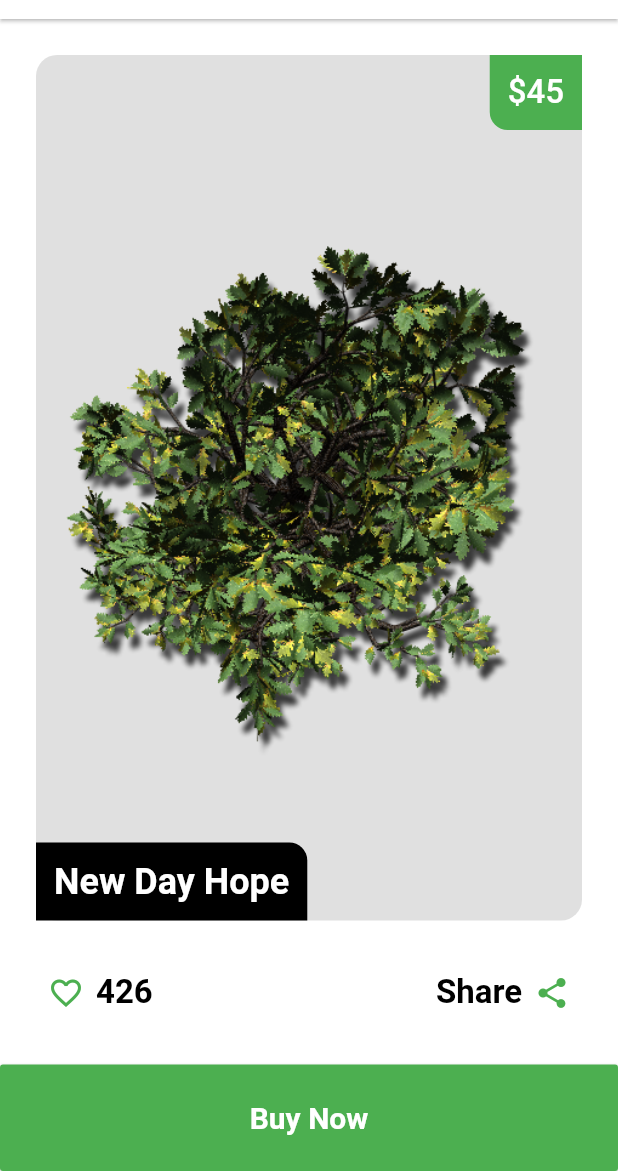
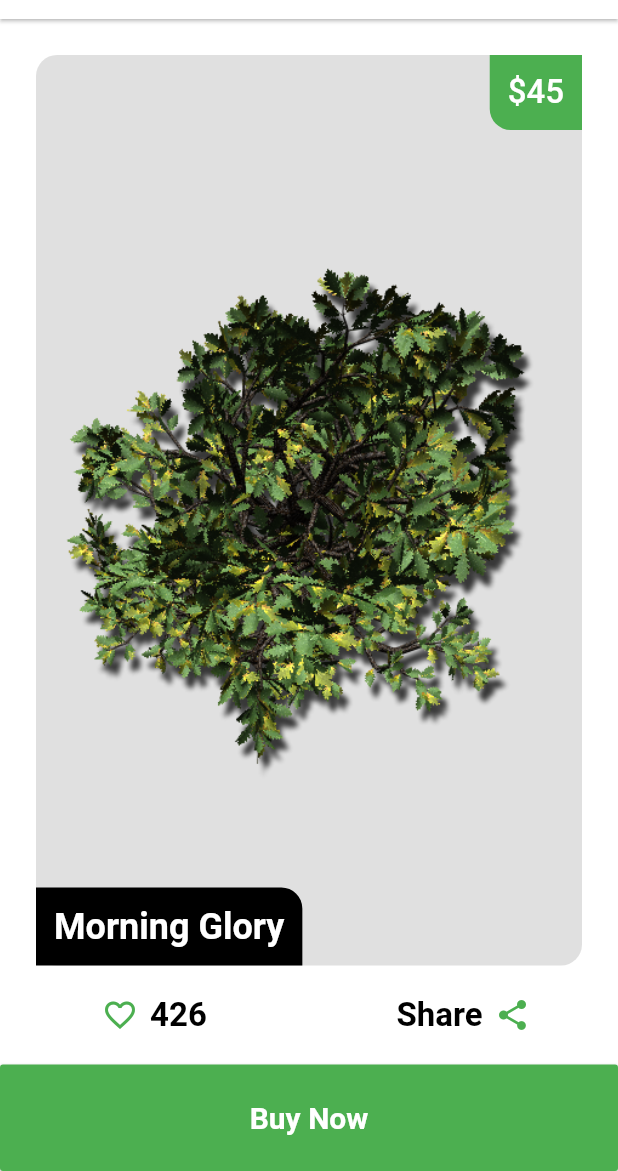
Before and after one commit to Ivaskuu/plantly, a Flutter app: the screen it shows after launch, on a phone screen of 412 x 824 dp, the part 65-1236 px from its top. Run offline on Flutter 3.47's test engine with Material 2 defaults, Android fonts, the phone set to English and light mode, and no system bars.

Commit message:
Better layout and Plant class

```diff
--- /dev/null
+++ b/lib/classes/plant.dart
@@ -0,0 +1,8 @@
+class Plant
+{
+  String plantName;
+  String plantImg;
+  double price;
+
+  Plant(this.plantName, this.price, this.plantImg);
+}
--- a/lib/pages/plants_list/plant_preview.dart
+++ b/lib/pages/plants_list/plant_preview.dart
@@ -1,13 +1,17 @@
 import 'package:flutter/material.dart';
+import '../../classes/plant.dart';
 
 class PlantPreview extends StatelessWidget
 {
+  final Plant plant;
+  PlantPreview(this.plant);
+
   @override
   Widget build(BuildContext context)
   {
     return new Padding
     (
-      padding: const EdgeInsets.all(24.0),
+      padding: const EdgeInsets.only(top: 24.0, left: 24.0, right: 24.0, bottom: 0.0),
       child: new Material
       (
         borderRadius: new BorderRadius.circular(14.0),
@@ -19,19 +23,19 @@ class PlantPreview extends StatelessWidget
             new Align
             (
               alignment: Alignment.center,
-              child: new Image.asset('res/plant1.png')
+              child: new Image.asset('res/${plant.plantImg}')
             ),
             new Align
             (
               alignment: Alignment.bottomLeft,
               child: new Material
               (
-                borderRadius: new BorderRadius.only(topRight: new Radius.circular(12.0)),
+                borderRadius: new BorderRadius.only(topRight: new Radius.circular(14.0)),
                 color: Colors.black,
                 child: new Container
                 (
                   margin: new EdgeInsets.all(12.0),
-                  child: new Text('New Day Hope', style: new TextStyle(color: Colors.white, fontSize: 24.0, fontWeight: FontWeight.w700)),
+                  child: new Text(plant.plantName, style: new TextStyle(color: Colors.white, fontSize: 24.0, fontWeight: FontWeight.w700)),
                 ),
               )
             ),
@@ -40,20 +44,21 @@ class PlantPreview extends StatelessWidget
               alignment: Alignment.topRight,
               child: new Material
               (
-                borderRadius: new BorderRadius.only(bottomLeft: new Radius.circular(12.0)),
+                borderRadius: new BorderRadius.only(bottomLeft: new Radius.circular(14.0)),
                 color: Colors.green,
                 child: new Container
                 (
                   margin: new EdgeInsets.all(12.0),
-                  child: new Text(r'$45', style: new TextStyle(color: Colors.white, fontSize: 22.0, fontWeight: FontWeight.w500)),
+                  child: new Text
+                  (
+                    plant.price - plant.price.truncate() > 0
+                     ? '\$${plant.price.toStringAsFixed(2)}'
+                     : '\$${plant.price.truncate()}',
+                    style: new TextStyle(color: Colors.white, fontSize: 22.0, fontWeight: FontWeight.w500)
+                  ),
                 ),
               )
             ),
-            // new Align
-            // (
-            //   alignment: Alignment.topRight,
-            //   child: new Image.asset('res/flower1.jpg')
-            // ),
           ],
         ),
       ),
--- a/lib/pages/plants_list/plants_list.dart
+++ b/lib/pages/plants_list/plants_list.dart
@@ -1,5 +1,13 @@
 import 'package:flutter/material.dart';
 import 'plant_preview.dart';
+import '../../classes/plant.dart';
+
+final List<Plant> plantsList =
+[
+  new Plant('Morning Glory', 45.0, 'plant1.png'),
+  new Plant('Sunshine Glory', 15.0, 'plant2.png'),
+  new Plant('New Day Hope', 29.99, 'plant3.png'),
+];
 
 class PlantsListPage extends StatefulWidget
 {
@@ -52,30 +60,30 @@ class _PlantsListPageState extends State<PlantsListPage>
           [
             new Expanded
             (
-              child: new PageView
+              child: new PageView.builder
               (
                 scrollDirection: Axis.horizontal,
-                children: <Widget>
-                [
-                  new PlantPreview(),
-                  new PlantPreview(),
-                  new PlantPreview(),
-                  new PlantPreview(),
-                  new PlantPreview(),
-                ],
+                itemCount: plantsList.length,
+                itemBuilder: (_, int pos) => new PlantPreview(plantsList[pos]),
               ),
             ),
             new Container
             (
-              margin: new EdgeInsets.only(bottom: 24.0, left: 16.0, right: 16.0),
+              margin: new EdgeInsets.only(top: 4.0, bottom: 4.0),
               child: new Row
               (
                 mainAxisAlignment: MainAxisAlignment.spaceBetween,
                 children: <Widget>
                 [
-                  new FlatButton
+                  new Flexible
                   (
-                    onPressed: () {},
+                    flex: 1,
+                    child: new GestureDetector
+                    (
+                      onTap: () {},
+                      child: new Padding
+                      (
+                        padding: new EdgeInsets.symmetric(vertical: 16.0),
                         child: new Row
                         (
                           mainAxisAlignment: MainAxisAlignment.center,
@@ -87,9 +95,17 @@ class _PlantsListPageState extends State<PlantsListPage>
                           ],
                         ),
                       ),
-                  new FlatButton
+                    ),
+                  ),
+                  new Flexible
                   (
-                    onPressed: () {},
+                    flex: 1,
+                    child: new GestureDetector
+                    (
+                      onTap: () {},
+                      child: new Padding
+                      (
+                        padding: new EdgeInsets.symmetric(vertical: 16.0),
                         child: new Row
                         (
                           mainAxisAlignment: MainAxisAlignment.center,
@@ -99,6 +115,8 @@ class _PlantsListPageState extends State<PlantsListPage>
                             new Padding(padding: new EdgeInsets.only(right: 8.0)),
                             new Icon(Icons.share, color: Colors.green),
                           ],
+                        ),
+                      ),
                     ),
                   ),
                 ],
```
Lines whose indentation alone changed are shown as unchanged.
